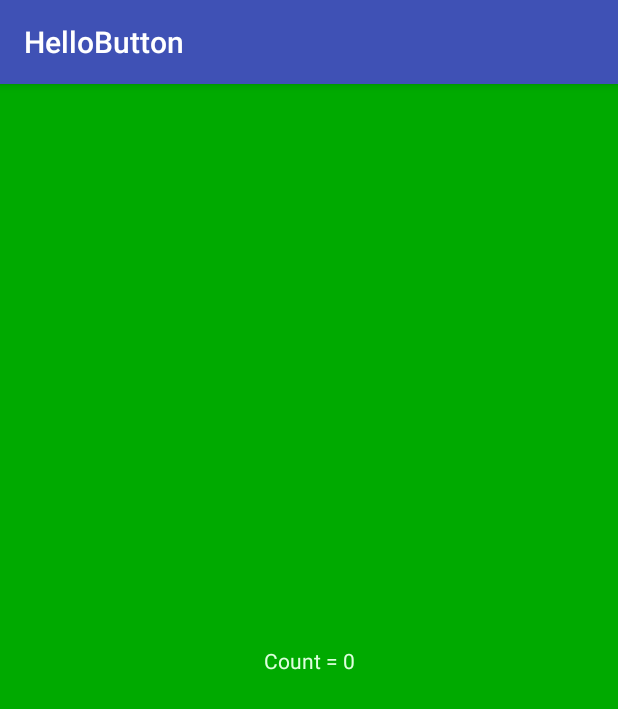
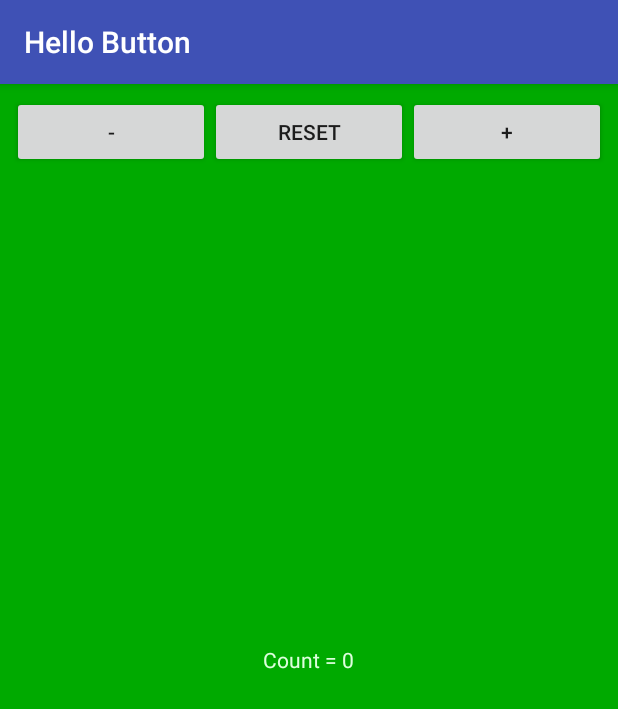
Before and after one commit to AdrianosullivanUL/Android, an Android app: the screen it shows after launch (MainActivity), on a phone screen of 412 x 824 dp. Shown: the top 709 px of the screen. Run offline under Robolectric (Android 15) with nearby library versions, the phone set to English and light mode, and no system bars.

Commit message:
First Working Version

```diff
--- a/HelloButton/app/src/main/java/com/example/adria/hellobutton/MainActivity.java
+++ b/HelloButton/app/src/main/java/com/example/adria/hellobutton/MainActivity.java
@@ -1,13 +1,44 @@
 package com.example.adria.hellobutton;
 
+import android.os.Bundle;
 import android.support.v7.app.AppCompatActivity;
-import android.os.Bundle;
+import android.view.View;
+import android.widget.Button;
+import android.widget.TextView;
 
 public class MainActivity extends AppCompatActivity {
-
+    private TextView mMessageTextView;
+    private int mCounter = 0;
     @Override
     protected void onCreate(Bundle savedInstanceState) {
         super.onCreate(savedInstanceState);
         setContentView(R.layout.activity_main);
+
+        mMessageTextView = findViewById(R.id.message_textview);
+        //mMessageTextView.setText("Changed name");
+        //Log.d("HB","This is a log cat log.");
+
+        final Button resetButton = findViewById(R.id.reset_button);
+        resetButton.setOnClickListener(new View.OnClickListener() {
+            @Override
+            public void onClick(View v) {
+                mCounter = 0;
+                updateView();
+            }
+        });
+    }
+    public void handleDecrement (View view)
+    {
+        mCounter--;
+        updateView();
+    }
+    public void handleIncrement (View view)
+    {
+        mCounter++;
+        updateView();
+    }
+    private void updateView()
+    {
+        mMessageTextView.setText((getString(R.string.message_format, mCounter)));
     }
 }
--- a/HelloButton/app/src/main/res/layout/activity_main.xml
+++ b/HelloButton/app/src/main/res/layout/activity_main.xml
@@ -1,21 +1,46 @@
 <?xml version="1.0" encoding="utf-8"?>
-<android.support.constraint.ConstraintLayout xmlns:android="http://schemas.android.com/apk/res/android"
-    xmlns:app="http://schemas.android.com/apk/res-auto"
+<RelativeLayout
+    xmlns:android="http://schemas.android.com/apk/res/android"
     xmlns:tools="http://schemas.android.com/tools"
     android:layout_width="match_parent"
     android:layout_height="match_parent"
     android:background="@color/background"
     tools:context=".MainActivity"
     >
-
+<LinearLayout
+    android:layout_width="match_parent"
+    android:layout_margin="8dp"
+    android:orientation="horizontal"
+    android:layout_height="wrap_content">
+    <Button
+        android:id="@+id/decrement_button"
+        android:onClick="handleDecrement"
+        android:layout_width="0dp"
+        android:layout_height="wrap_content"
+        android:layout_weight="1"
+        android:text="-"/>
+    <Button
+        android:id="@+id/reset_button"
+        android:layout_width="0dp"
+        android:layout_height="wrap_content"
+        android:layout_weight="1"
+        android:text="RESET"/>
+    <Button
+        android:id="@+id/increment_button"
+        android:onClick="handleIncrement"
+        android:layout_width="0dp"
+        android:layout_height="wrap_content"
+        android:layout_weight="1"
+        android:text="+"/>
+</LinearLayout>
     <TextView
+        android:id="@+id/message_textview"
         android:layout_width="wrap_content"
         android:layout_height="wrap_content"
         android:text="@string/message_start"
         android:textColor="@color/text"
-        app:layout_constraintBottom_toBottomOf="parent"
-        app:layout_constraintLeft_toLeftOf="parent"
-        app:layout_constraintRight_toRightOf="parent"
-        app:layout_constraintTop_toTopOf="parent" />
+android:layout_centerInParent="true"
+        />
 
-</android.support.constraint.ConstraintLayout>
+
+</RelativeLayout>
--- a/HelloButton/app/src/main/res/values/strings.xml
+++ b/HelloButton/app/src/main/res/values/strings.xml
@@ -1,5 +1,5 @@
 <resources>
-    <string name="app_name">HelloButton</string>
+    <string name="app_name">Hello Button</string>
     <string name="message_start">Count = 0</string>
     <string name="message_format">Count = %d</string>
     <string name="button_decrement">-1</string>
```
